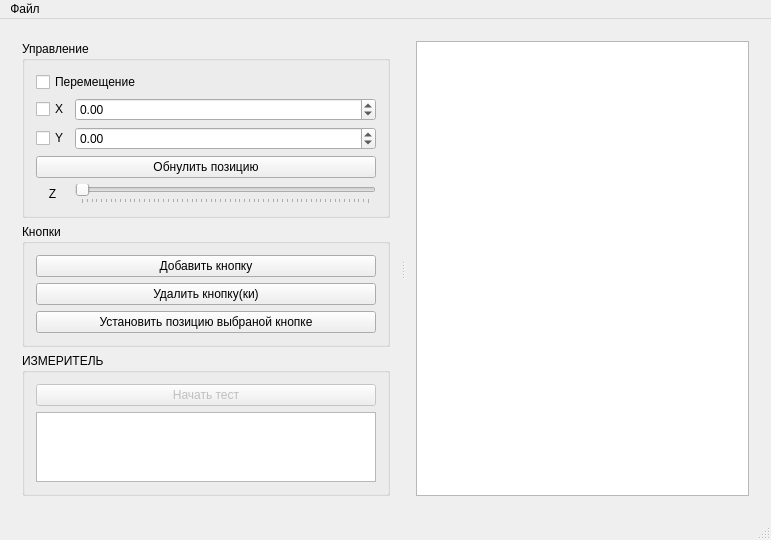
The window that mainwindow.ui (XRay3D/KyboardTester) describes before a commit, drawn with Qt 5.
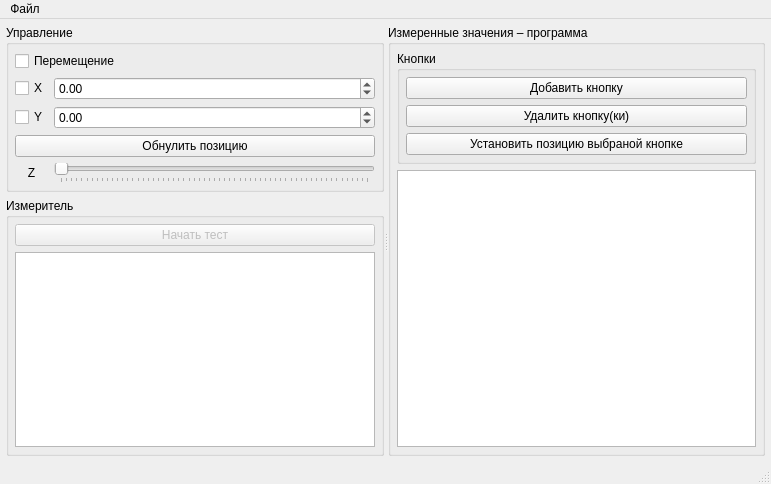
The same window after the commit.

Patch:
```diff
--- a/mainwindow.ui
+++ b/mainwindow.ui
@@ -15,6 +15,18 @@
   </property>
   <widget class="QWidget" name="centralWidget">
    <layout class="QVBoxLayout" name="verticalLayout">
+    <property name="leftMargin">
+     <number>6</number>
+    </property>
+    <property name="topMargin">
+     <number>6</number>
+    </property>
+    <property name="rightMargin">
+     <number>6</number>
+    </property>
+    <property name="bottomMargin">
+     <number>6</number>
+    </property>
     <item>
      <widget class="QSplitter" name="splitter">
       <property name="orientation">
@@ -22,12 +34,36 @@
       </property>
       <widget class="QWidget" name="layoutWidget">
        <layout class="QVBoxLayout" name="verticalLayout_4">
+        <property name="leftMargin">
+         <number>0</number>
+        </property>
+        <property name="topMargin">
+         <number>0</number>
+        </property>
+        <property name="rightMargin">
+         <number>0</number>
+        </property>
+        <property name="bottomMargin">
+         <number>0</number>
+        </property>
         <item>
          <widget class="QGroupBox" name="grbxRule">
           <property name="title">
            <string>Управление</string>
           </property>
           <layout class="QGridLayout" name="gridLayout_3">
+           <property name="leftMargin">
+            <number>6</number>
+           </property>
+           <property name="topMargin">
+            <number>6</number>
+           </property>
+           <property name="rightMargin">
+            <number>6</number>
+           </property>
+           <property name="bottomMargin">
+            <number>6</number>
+           </property>
            <item row="2" column="0">
             <widget class="QCheckBox" name="chbxY">
              <property name="sizePolicy">
@@ -126,36 +162,6 @@
           </layout>
          </widget>
         </item>
-        <item>
-         <widget class="QGroupBox" name="grbxButtons">
-          <property name="title">
-           <string>Кнопки</string>
-          </property>
-          <layout class="QVBoxLayout" name="verticalLayout_3">
-           <item>
-            <widget class="QPushButton" name="pbAdd">
-             <property name="text">
-              <string>Добавить кнопку</string>
-             </property>
-            </widget>
-           </item>
-           <item>
-            <widget class="QPushButton" name="pbSub">
-             <property name="text">
-              <string>Удалить кнопку(ки)</string>
-             </property>
-            </widget>
-           </item>
-           <item>
-            <widget class="QPushButton" name="pbSetPos">
-             <property name="text">
-              <string>Установить позицию выбраной кнопке</string>
-             </property>
-            </widget>
-           </item>
-          </layout>
-         </widget>
-        </item>
         <item>
          <widget class="QGroupBox" name="groupBox_2">
           <property name="sizePolicy">
@@ -165,9 +171,21 @@
            </sizepolicy>
           </property>
           <property name="title">
-           <string>ИЗМЕРИТЕЛЬ</string>
+           <string>Измеритель</string>
           </property>
           <layout class="QVBoxLayout" name="verticalLayout_2">
+           <property name="leftMargin">
+            <number>6</number>
+           </property>
+           <property name="topMargin">
+            <number>6</number>
+           </property>
+           <property name="rightMargin">
+            <number>6</number>
+           </property>
+           <property name="bottomMargin">
+            <number>6</number>
+           </property>
            <item>
             <widget class="QPushButton" name="pbTest">
              <property name="enabled">
@@ -189,9 +207,66 @@
         </item>
        </layout>
       </widget>
-      <widget class="QWidget" name="gridLayoutWidget">
-       <layout class="QGridLayout" name="gridLayout_2">
-        <item row="3" column="0">
+      <widget class="QGroupBox" name="groupBox">
+       <property name="title">
+        <string>Измеренные значения – программа</string>
+       </property>
+       <layout class="QVBoxLayout" name="verticalLayout_5">
+        <property name="leftMargin">
+         <number>6</number>
+        </property>
+        <property name="topMargin">
+         <number>6</number>
+        </property>
+        <property name="rightMargin">
+         <number>6</number>
+        </property>
+        <property name="bottomMargin">
+         <number>6</number>
+        </property>
+        <item>
+         <widget class="QGroupBox" name="grbxButtons">
+          <property name="title">
+           <string>Кнопки</string>
+          </property>
+          <layout class="QVBoxLayout" name="verticalLayout_3">
+           <property name="leftMargin">
+            <number>6</number>
+           </property>
+           <property name="topMargin">
+            <number>6</number>
+           </property>
+           <property name="rightMargin">
+            <number>6</number>
+           </property>
+           <property name="bottomMargin">
+            <number>6</number>
+           </property>
+           <item>
+            <widget class="QPushButton" name="pbAdd">
+             <property name="text">
+              <string>Добавить кнопку</string>
+             </property>
+            </widget>
+           </item>
+           <item>
+            <widget class="QPushButton" name="pbSub">
+             <property name="text">
+              <string>Удалить кнопку(ки)</string>
+             </property>
+            </widget>
+           </item>
+           <item>
+            <widget class="QPushButton" name="pbSetPos">
+             <property name="text">
+              <string>Установить позицию выбраной кнопке</string>
+             </property>
+            </widget>
+           </item>
+          </layout>
+         </widget>
+        </item>
+        <item>
          <widget class="QTableView" name="tableViewButtons">
           <property name="selectionBehavior">
            <enum>QAbstractItemView::SelectRows</enum>
```
